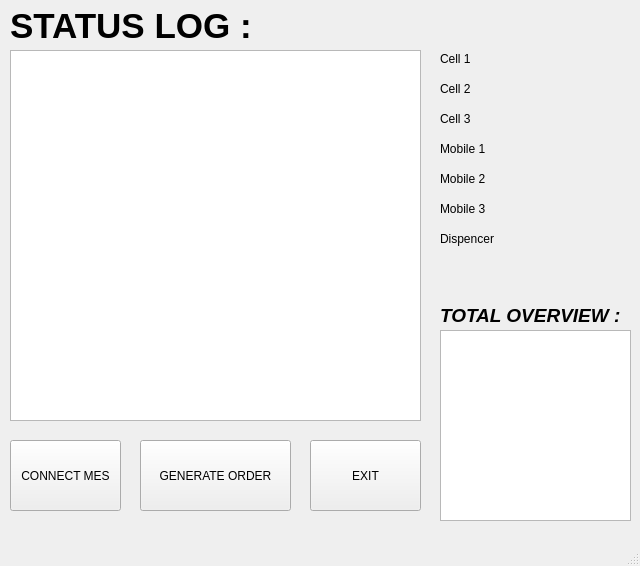
Old version of the form mes_interface.ui in the repository Prier/mes-server.
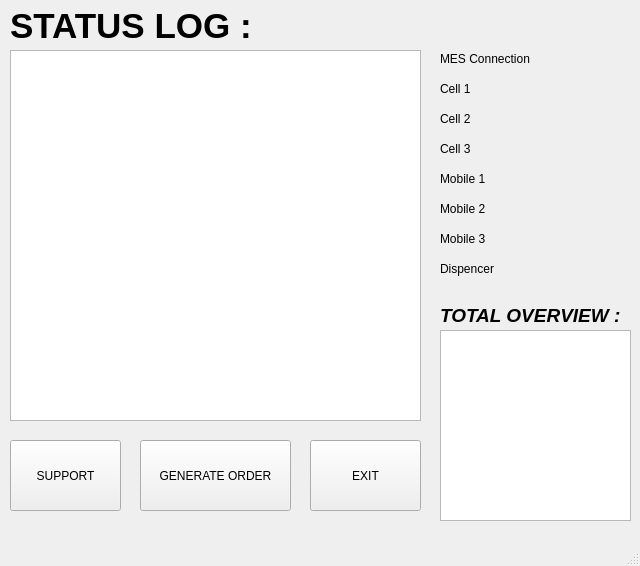
New version of the form.

Commit message: added support window and mes connection status

```diff
--- a/mes_interface.ui
+++ b/mes_interface.ui
@@ -24,7 +24,7 @@
      </rect>
     </property>
     <property name="text">
-     <string>CONNECT MES</string>
+     <string>SUPPORT</string>
     </property>
    </widget>
    <widget class="QListView" name="status_box">
@@ -118,7 +118,7 @@
     <property name="geometry">
      <rect>
       <x>440</x>
-      <y>50</y>
+      <y>80</y>
       <width>66</width>
       <height>17</height>
      </rect>
@@ -131,7 +131,7 @@
     <property name="geometry">
      <rect>
       <x>440</x>
-      <y>80</y>
+      <y>110</y>
       <width>66</width>
       <height>17</height>
      </rect>
@@ -144,7 +144,7 @@
     <property name="geometry">
      <rect>
       <x>440</x>
-      <y>110</y>
+      <y>140</y>
       <width>66</width>
       <height>17</height>
      </rect>
@@ -157,7 +157,7 @@
     <property name="geometry">
      <rect>
       <x>440</x>
-      <y>140</y>
+      <y>170</y>
       <width>66</width>
       <height>17</height>
      </rect>
@@ -170,7 +170,7 @@
     <property name="geometry">
      <rect>
       <x>440</x>
-      <y>230</y>
+      <y>260</y>
       <width>81</width>
       <height>17</height>
      </rect>
@@ -183,7 +183,7 @@
     <property name="geometry">
      <rect>
       <x>440</x>
-      <y>170</y>
+      <y>200</y>
       <width>66</width>
       <height>17</height>
      </rect>
@@ -196,7 +196,7 @@
     <property name="geometry">
      <rect>
       <x>440</x>
-      <y>200</y>
+      <y>230</y>
       <width>66</width>
       <height>17</height>
      </rect>
@@ -209,7 +209,7 @@
     <property name="geometry">
      <rect>
       <x>550</x>
-      <y>50</y>
+      <y>80</y>
       <width>66</width>
       <height>17</height>
      </rect>
@@ -222,7 +222,7 @@
     <property name="geometry">
      <rect>
       <x>550</x>
-      <y>80</y>
+      <y>110</y>
       <width>66</width>
       <height>17</height>
      </rect>
@@ -235,7 +235,7 @@
     <property name="geometry">
      <rect>
       <x>550</x>
-      <y>110</y>
+      <y>140</y>
       <width>66</width>
       <height>17</height>
      </rect>
@@ -248,7 +248,7 @@
     <property name="geometry">
      <rect>
       <x>550</x>
-      <y>140</y>
+      <y>170</y>
       <width>66</width>
       <height>17</height>
      </rect>
@@ -261,7 +261,7 @@
     <property name="geometry">
      <rect>
       <x>550</x>
-      <y>170</y>
+      <y>200</y>
       <width>66</width>
       <height>17</height>
      </rect>
@@ -274,7 +274,7 @@
     <property name="geometry">
      <rect>
       <x>550</x>
-      <y>200</y>
+      <y>230</y>
       <width>66</width>
       <height>17</height>
      </rect>
@@ -287,7 +287,33 @@
     <property name="geometry">
      <rect>
       <x>550</x>
-      <y>230</y>
+      <y>260</y>
+      <width>66</width>
+      <height>17</height>
+     </rect>
+    </property>
+    <property name="text">
+     <string/>
+    </property>
+   </widget>
+   <widget class="QLabel" name="conn_label_2">
+    <property name="geometry">
+     <rect>
+      <x>440</x>
+      <y>50</y>
+      <width>111</width>
+      <height>17</height>
+     </rect>
+    </property>
+    <property name="text">
+     <string>MES Connection</string>
+    </property>
+   </widget>
+   <widget class="QLabel" name="conn_label">
+    <property name="geometry">
+     <rect>
+      <x>550</x>
+      <y>50</y>
       <width>66</width>
       <height>17</height>
      </rect>
```
Left out of the diff: 2 changed lines with no effect on the pictures. The commit also changes 4 other files.
